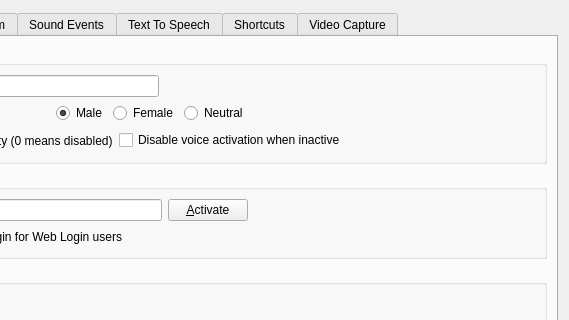
This is Client/qtTeamTalk/preferences.ui in BearWare/TeamTalk5 as Qt 5 draws it before an edit; both pictures show x 312 to 881 and y 0 to 320 of the 881 by 695 pixel window. The edited form follows.
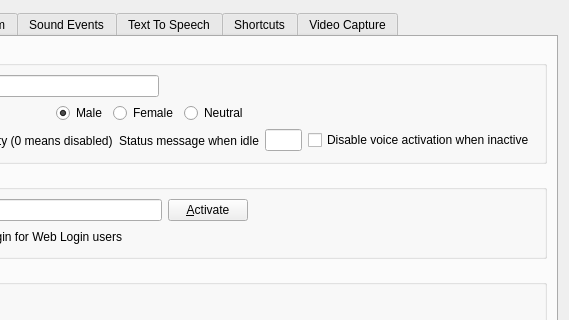
This is the edited form. Icons and pictures are not drawn. Custom widgets are drawn as their Qt base class.

Commit message: Option to change status message when idle

Diff of the .ui file:
```diff
--- a/Client/qtTeamTalk/preferences.ui
+++ b/Client/qtTeamTalk/preferences.ui
@@ -174,6 +174,19 @@
               </property>
              </widget>
             </item>
+            <item>
+             <widget class="QLabel" name="label_away_statusmsg">
+              <property name="text">
+               <string>Status message when idle</string>
+              </property>
+              <property name="buddy">
+               <cstring>awayMsgEdit</cstring>
+              </property>
+             </widget>
+            </item>
+            <item>
+             <widget class="QLineEdit" name="awayMsgEdit" />
+            </item>
             <item>
              <widget class="QCheckBox" name="disableVoiceActCheckBox">
               <property name="text">
```
The commit also changes 4 other files.
